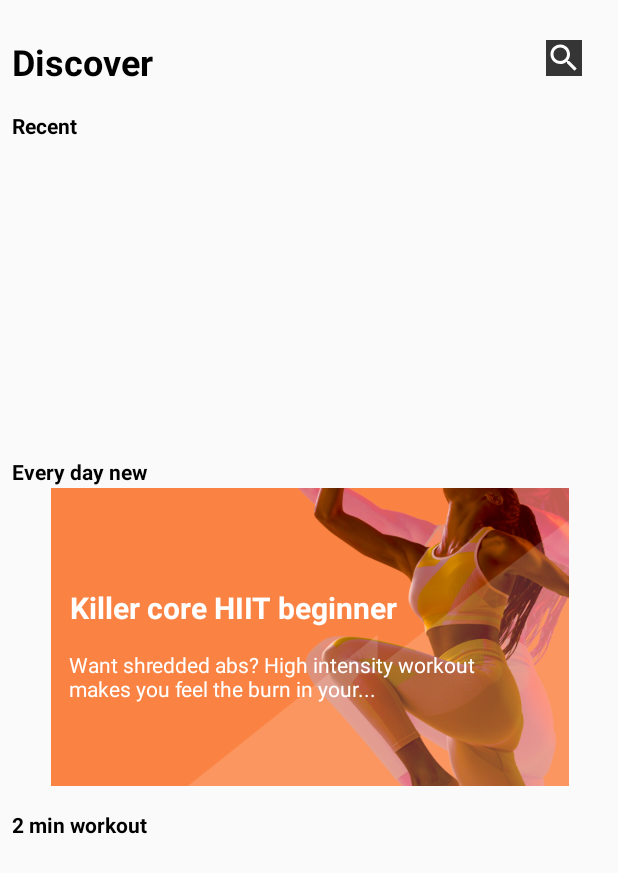
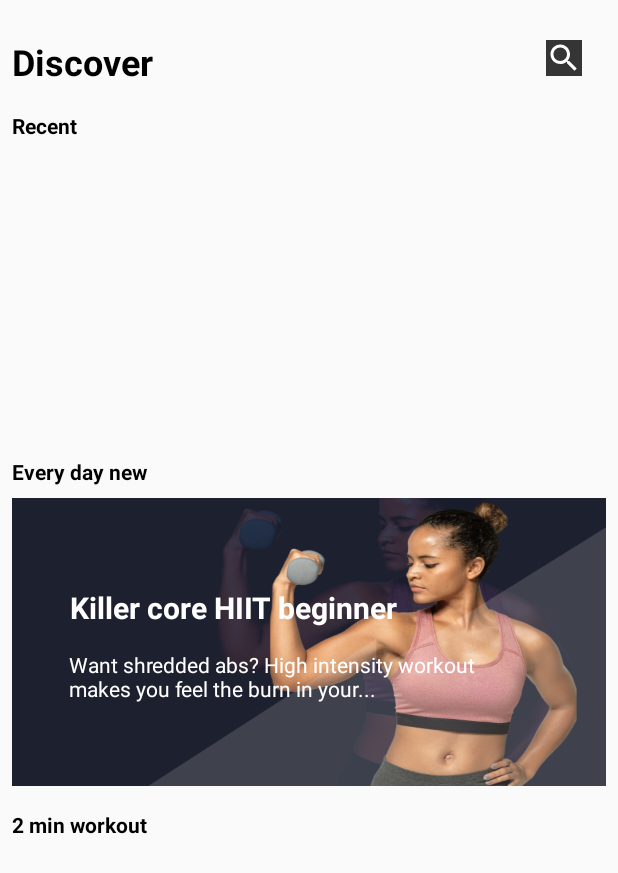
Before and after one commit to tungdaoUTE/weightBase, an Android app: the layout fragment_discover.xml on its own in the app's theme, with its tools: preview values and no code run, on a phone screen of 412 x 824 dp. Shown: the top 873 px of the screen. Run offline under Robolectric (Android 15) with nearby library versions, the phone set to English and light mode, and no system bars.

Commit message:
discovery

```diff
--- a/app/src/main/java/com/example/overweights/ui/MainPage/MainPageActivity.java
+++ b/app/src/main/java/com/example/overweights/ui/MainPage/MainPageActivity.java
@@ -58,7 +58,8 @@ public class MainPageActivity extends AppCompatActivity {
                     loadFragment(fragment);
                     return true;
                 case R.id.nav_discover:
-                    Toast.makeText(MainPageActivity.this, "discover", Toast.LENGTH_SHORT).show();
+                    fragment = new DiscoverFragment();
+                    loadFragment(fragment);
                     return true;
                 case R.id.nav_report:
                     Toast.makeText(MainPageActivity.this, "report", Toast.LENGTH_SHORT).show();
--- a/app/src/main/res/layout/fragment_discover.xml
+++ b/app/src/main/res/layout/fragment_discover.xml
@@ -79,13 +79,14 @@
 
             <ImageView
                 android:id="@+id/imageView3"
-                android:layout_width="match_parent"
+                android:layout_width="wrap_content"
                 android:layout_height="match_parent"
+                android:layout_alignParentStart="true"
                 android:layout_alignParentTop="true"
                 android:layout_alignParentEnd="true"
-                android:layout_marginTop="1dp"
-                android:layout_marginEnd="-1dp"
-                app:srcCompat="@drawable/banner30day" />
+                android:layout_marginTop="8dp"
+                android:scaleType="fitXY"
+                app:srcCompat="@drawable/killercorehitbeginner" />
 
             <TextView
                 android:id="@+id/textView17"
--- a/app/src/main/res/layout/fragment_plan.xml
+++ b/app/src/main/res/layout/fragment_plan.xml
@@ -116,10 +116,11 @@
 
             <androidx.cardview.widget.CardView
                 android:layout_width="match_parent"
-                android:layout_height="110dp"
+                android:layout_height="170dp"
                 android:layout_margin="10dp">
 
                 <LinearLayout
+                    android:background="@drawable/fullbody1"
                     android:layout_width="match_parent"
                     android:layout_height="match_parent">
 
@@ -177,10 +178,11 @@
 
             <androidx.cardview.widget.CardView
                 android:layout_width="match_parent"
-                android:layout_height="110dp"
+                android:layout_height="170dp"
                 android:layout_margin="10dp">
 
                 <LinearLayout
+                    android:background="@drawable/cardio"
                     android:layout_width="match_parent"
                     android:layout_height="match_parent">
 
--- /dev/null
+++ b/app/src/main/res/layout/fragment_report.xml
@@ -0,0 +1,6 @@
+<?xml version="1.0" encoding="utf-8"?>
+<androidx.constraintlayout.widget.ConstraintLayout
+    xmlns:android="http://schemas.android.com/apk/res/android" android:layout_width="match_parent"
+    android:layout_height="match_parent">
+
+</androidx.constraintlayout.widget.ConstraintLayout>
--- a/app/src/main/res/values/themes.xml
+++ b/app/src/main/res/values/themes.xml
@@ -13,4 +13,9 @@
         <item name="android:textSize">16sp</item>
         <item name="android:typeface">sans</item>
     </style>
+
+    <style name="circleImageViewStyle" >
+        <item name="cornerFamily">rounded</item>
+        <item name="cornerSize">50%</item>
+    </style>
 </resources>
```
Also changed, not shown: app/src/main/java/com/example/overweights/ui/MainPage/DiscoverFragment.java (+19 -0 lines), app/src/main/res/drawable/cardio.png (added), app/src/main/res/drawable/fullbody1.png (added), app/src/main/res/drawable/killercorehitbeginner.png (added).
